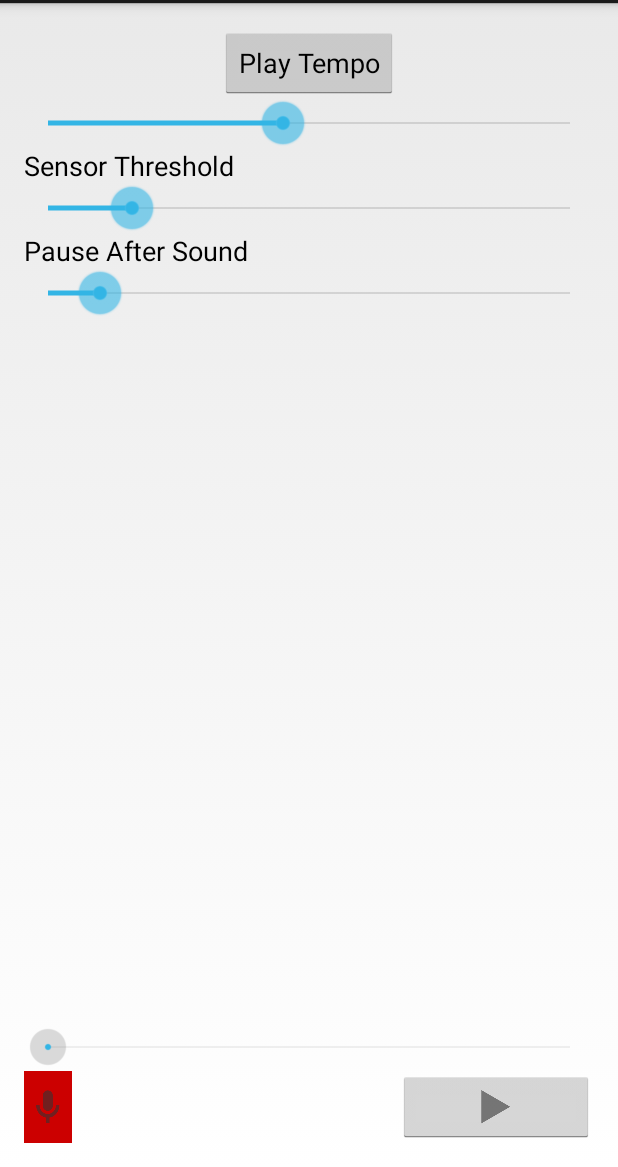
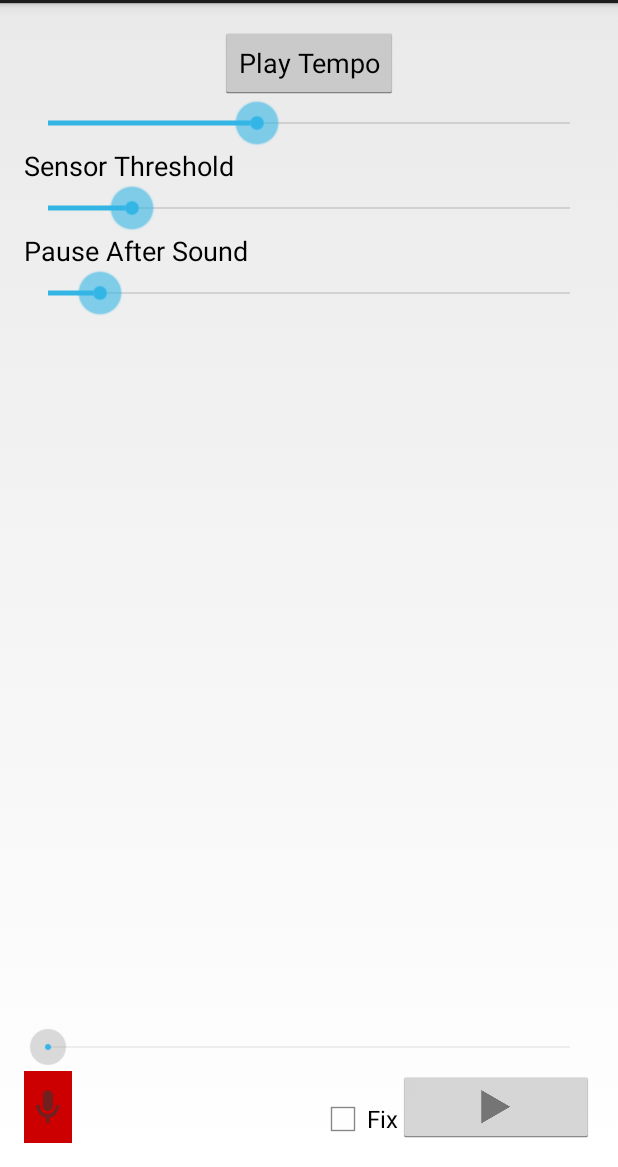
Before and after one commit to pducic/noise-maker, an Android app: the screen it shows after launch (MainActivity), on a phone screen of 412 x 824 dp, the part 69-1236 px from its top. Run offline under Robolectric (Android 15) with nearby library versions, the phone set to English and light mode, and no system bars; 1 statement that could not run was skipped.

Commit message:
added primitive normalize option. playing multiple sounds simultaneously

```diff
--- a/src/main/res/layout/main_activity.xml
+++ b/src/main/res/layout/main_activity.xml
@@ -111,4 +111,14 @@
         android:layout_alignParentRight="true"
         android:layout_alignParentEnd="true" />
 
+    <CheckBox
+        android:layout_width="wrap_content"
+        android:layout_height="wrap_content"
+        android:text="@string/normalizeSong"
+        android:id="@+id/checkBox"
+        android:layout_alignParentBottom="true"
+        android:layout_toLeftOf="@+id/playButton"
+        android:layout_toStartOf="@+id/playButton"
+        android:onClick="onNormalizeSongCheckboxToggle" />
+
 </RelativeLayout>
--- a/src/main/res/values/strings.xml
+++ b/src/main/res/values/strings.xml
@@ -12,5 +12,6 @@
     <string name="stop">Stop</string>
     <string name="play">Play</string>
     <string name="recording">Recording_</string>
+    <string name="normalizeSong">Fix</string>
 
 </resources>
```
Also changed, not shown: src/main/java/com/example/pducic/noisemaker/MainActivity.java (+46 -6 lines), src/main/java/com/example/pducic/noisemaker/PlayingSound.java (+10 -1 lines).
